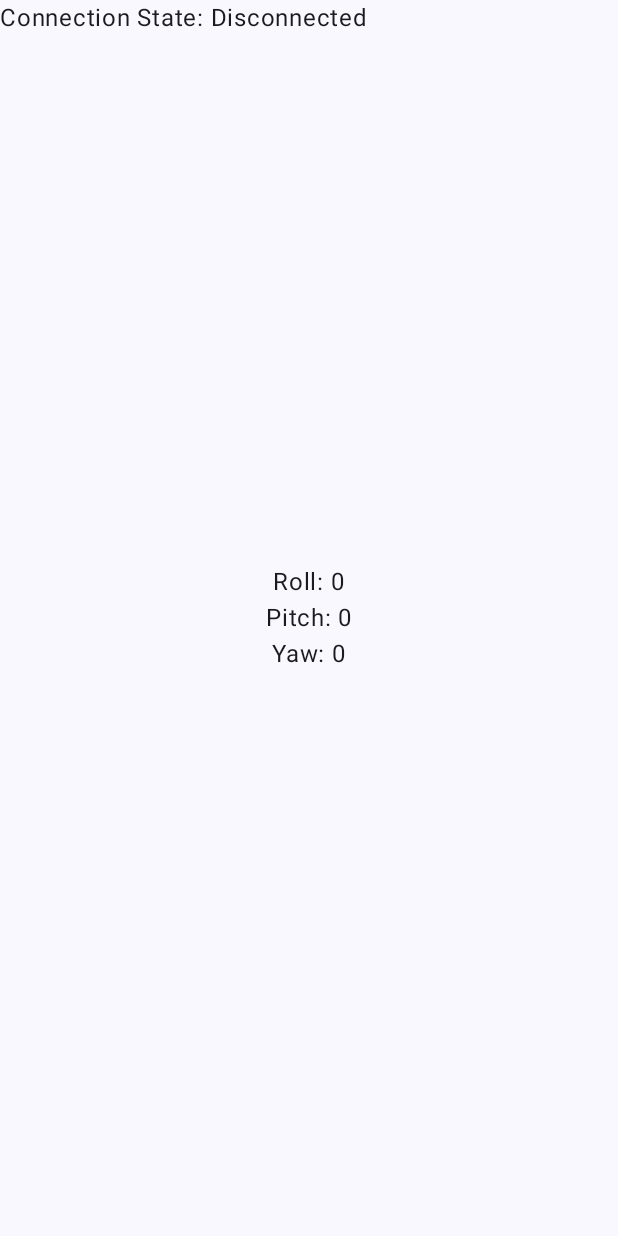
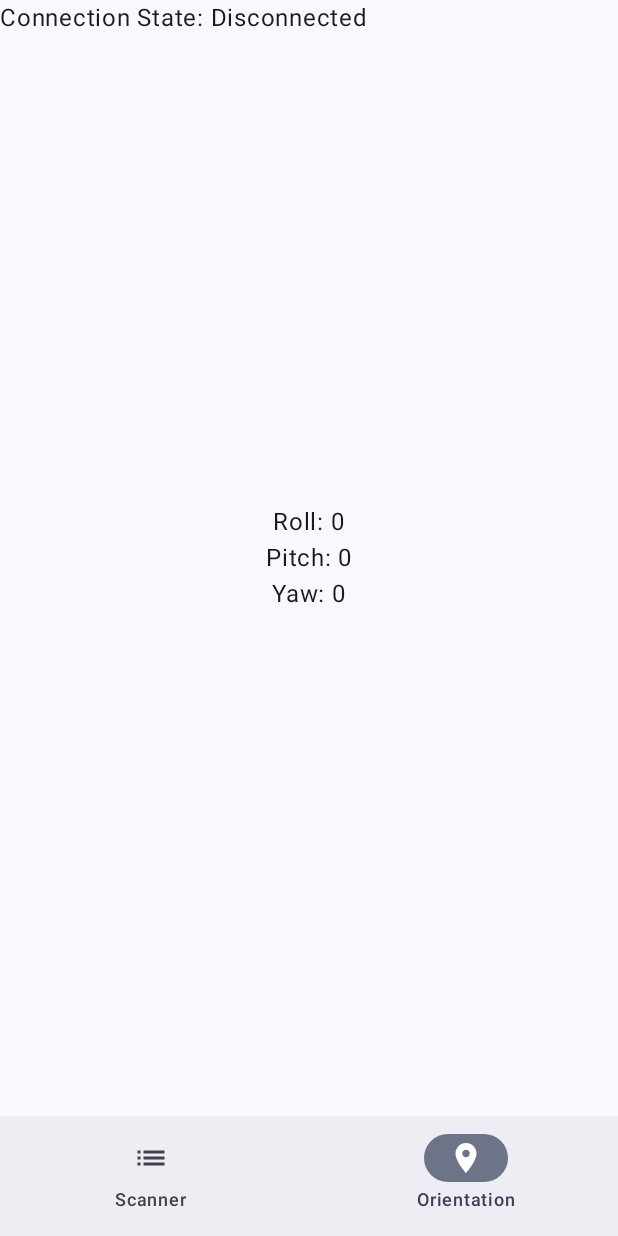
Before and after one commit to edwin98thompson/SkataBase.Android, an Android app built with Jetpack Compose: the OrientationScreen screen opened through its navigation route, on a phone screen of 412 x 824 dp. Run offline under Robolectric (Android 15) with nearby library versions, the phone set to English and light mode, and no system bars.

Commit message:
Update navigation and filtering logic for BLE device discovery.
- Implement a `BottomNavigationBar` in `MainActivity` using a `Scaffold` to switch between `Scanner` and `Orientation` screens.
- Add a filtering mechanism in `BLEManager` to only show devices with names containing "skate" (case-insensitive).
- Increase `minSdk` to 31 to align with modern Bluetooth permission requirements.
- Clean up unused imports and refactor permission request logic in `MainActivity`.
- Introduce a `Screen` sealed class to centralize route management and UI metadata.

```diff
--- a/app/build.gradle.kts
+++ b/app/build.gradle.kts
@@ -10,7 +10,7 @@ android {
 
     defaultConfig {
         applicationId = "com.example.myfirstapp"
-        minSdk = 24
+        minSdk = 31
         targetSdk = 35
         versionCode = 1
         versionName = "1.0"
--- a/app/src/main/java/com/example/myfirstapp/MainActivity.kt
+++ b/app/src/main/java/com/example/myfirstapp/MainActivity.kt
@@ -1,19 +1,24 @@
 package com.example.myfirstapp
 
 import android.Manifest
-import android.os.Build
 import android.os.Bundle
-import android.util.Log
 import androidx.activity.ComponentActivity
 import androidx.activity.compose.setContent
 import androidx.activity.result.contract.ActivityResultContracts
-import androidx.annotation.RequiresApi
-import androidx.compose.material3.MaterialTheme
-import androidx.compose.material3.Surface
+import androidx.compose.foundation.layout.padding
+import androidx.compose.material.icons.Icons
+import androidx.compose.material.icons.filled.List
+import androidx.compose.material.icons.filled.Place
+import androidx.compose.material3.*
+import androidx.compose.runtime.getValue
+import androidx.compose.ui.Modifier
 import androidx.lifecycle.viewmodel.compose.viewModel
-import androidx.navigation.compose.rememberNavController
+import androidx.navigation.NavDestination.Companion.hierarchy
+import androidx.navigation.NavGraph.Companion.findStartDestination
 import androidx.navigation.compose.NavHost
 import androidx.navigation.compose.composable
+import androidx.navigation.compose.currentBackStackEntryAsState
+import androidx.navigation.compose.rememberNavController
 import com.example.myfirstapp.ble.BLEManager
 import com.example.myfirstapp.repository.BluetoothRepository
 import com.example.myfirstapp.screens.BLEScannerScreen
@@ -28,62 +33,83 @@ class MainActivity : ComponentActivity() {
 
     private lateinit var bleManager: BLEManager
     private lateinit var repository: BluetoothRepository
-    private lateinit var scannerViewModel: ScannerViewModel
 
     override fun onCreate(savedInstanceState: Bundle?) {
         super.onCreate(savedInstanceState)
 
+        // Initialize core logic
         bleManager = BLEManager(applicationContext)
         repository = BluetoothRepository(bleManager)
-        scannerViewModel = ScannerViewModel(repository)
-
 
         requestBluetoothPermissions()
 
         setContent {
-
+            MyFirstAppTheme {
                 val navController = rememberNavController()
 
-            MyFirstAppTheme {
+                // Define the tabs
+                val items = listOf(
+                    Screen.Scanner,
+                    Screen.Orientation
+                )
 
+                Scaffold(
+                    bottomBar = {
+                        NavigationBar {
+                            val navBackStackEntry by navController.currentBackStackEntryAsState()
+                            val currentDestination = navBackStackEntry?.destination
+
+                            items.forEach { screen ->
+                                NavigationBarItem(
+                                    icon = { Icon(screen.icon, contentDescription = null) },
+                                    label = { Text(screen.label) },
+                                    selected = currentDestination?.hierarchy?.any { it.route == screen.route } == true,
+                                    onClick = {
+                                        navController.navigate(screen.route) {
+                                            // Pop up to the start destination of the graph to
+                                            // avoid building up a large stack of destinations
+                                            popUpTo(navController.graph.findStartDestination().id) {
+                                                saveState = true
+                                            }
+                                            // Avoid multiple copies of the same destination when
+                                            // reselecting the same item
+                                            launchSingleTop = true
+                                            // Restore state when reselecting a previously selected item
+                                            restoreState = true
+                                        }
+                                    }
+                                )
+                            }
+                        }
+                    }
+                ) { innerPadding ->
                     Surface(
+                        modifier = Modifier.padding(innerPadding),
                         color = MaterialTheme.colorScheme.background
                     ) {
-
                         NavHost(
                             navController = navController,
-                        startDestination = "scanner"
+                            startDestination = Screen.Scanner.route
                         ) {
-
-                        composable("scanner") {
-
-                            val scannerViewModel: ScannerViewModel =
-                                viewModel(
+                            composable(Screen.Scanner.route) {
+                                val scannerViewModel: ScannerViewModel = viewModel(
                                     factory = ScannerViewModelFactory(repository)
                                 )
-
                                 BLEScannerScreen(
                                     viewModel = scannerViewModel,
                                     onConnected = {
-
-                                    Log.d("NAV", "Navigating to orientation")
-
-                                    navController.navigate("orientation")
+                                        // Automatically switch to orientation tab on connect
+//                                        navController.navigate(Screen.Orientation.route)
                                     }
                                 )
                             }
 
-
-                        composable("orientation") {
-
-                            val orientationViewModel: OrientationViewModel =
-                                viewModel(
+                            composable(Screen.Orientation.route) {
+                                val orientationViewModel: OrientationViewModel = viewModel(
                                     factory = OrientationViewModelFactory(repository)
                                 )
-
-                            OrientationScreen(
-                                viewModel = orientationViewModel
-                            )
+                                OrientationScreen(viewModel = orientationViewModel)
+                            }
                         }
                     }
                 }
@@ -91,33 +117,21 @@ class MainActivity : ComponentActivity() {
         }
     }
 
-    @RequiresApi(Build.VERSION_CODES.S)
     private fun requestBluetoothPermissions() {
-        val permissions = mutableListOf(
+        val permissions = arrayOf(
             Manifest.permission.BLUETOOTH_SCAN,
             Manifest.permission.BLUETOOTH_CONNECT,
             Manifest.permission.ACCESS_FINE_LOCATION
         )
-
-        // Optional but sometimes required on older Android versions
-
         val permissionLauncher = registerForActivityResult(
             ActivityResultContracts.RequestMultiplePermissions()
-        ) { result ->
-            val allGranted = result.values.all { it }
-//            if (!allGranted) {
-//                // You can handle permission denial more gracefully here
-//                bleManager.setListener(object : BLEManager.BLEListener {
-//                    override fun onDeviceFound(device: com.example.myfirstapp.model.BLEDevice) {}
-//                    override fun onConnected() {}
-//                    override fun onDisconnected() {}
-//                    override fun onError(message: String) {
-//                        // Optional: handle error display in UI if needed
-//                    }
-//                })
-//            }
+        ) { _ -> }
+        permissionLauncher.launch(permissions)
+    }
 }
 
-        permissionLauncher.launch(permissions.toTypedArray())
+// Helper class to manage screen routes and icons
+sealed class Screen(val route: String, val label: String, val icon: androidx.compose.ui.graphics.vector.ImageVector) {
+    object Scanner : Screen("scanner", "Scanner", Icons.Default.List)
+    object Orientation : Screen("orientation", "Orientation", Icons.Default.Place)
 }
-}
--- a/app/src/main/java/com/example/myfirstapp/ble/BLEManager.kt
+++ b/app/src/main/java/com/example/myfirstapp/ble/BLEManager.kt
@@ -17,6 +17,7 @@ import kotlinx.coroutines.flow.MutableStateFlow
 import kotlinx.coroutines.flow.asStateFlow
 import java.nio.ByteBuffer
 import java.nio.ByteOrder
+import kotlin.text.contains
 
 class BLEManager(private val context: Context) {
     var isScanning = mutableStateOf(false)
@@ -57,10 +58,21 @@ class BLEManager(private val context: Context) {
         override fun onScanResult(callbackType: Int, result: ScanResult) {
             val device = result.device
             val address = device.address
-            if (!scanResults.containsKey(address)) {
-                val bleDevice = BLEDevice(device.name, address, device)
-                scanResults[address] = bleDevice
-                _devices.value = scanResults.values.toList()
+
+            // Get the name, defaulting to "Unknown" if null
+            val deviceName = device.name ?: "Unknown"
+
+            // 2. Check if the name contains your specific string (case-insensitive)
+            if (deviceName.contains("skate", ignoreCase = true)) {
+                if (!scanResults.containsKey(address)) {
+                    Log.d("BLEManager", "Found matching device: $deviceName ($address)")
+
+                    val bleDevice = BLEDevice(deviceName, address, device)
+                    scanResults[address] = bleDevice
+
+                    // Update the StateFlow list for the UI
+                    _devices.value = scanResults.values.toList()
+                }
             }
         }
 
--- a/app/src/main/java/com/example/myfirstapp/viewmodel/OrientationViewModel.kt
+++ b/app/src/main/java/com/example/myfirstapp/viewmodel/OrientationViewModel.kt
@@ -6,7 +6,6 @@ import com.example.myfirstapp.model.Orientation
 import com.example.myfirstapp.repository.BluetoothRepository
 import kotlinx.coroutines.flow.MutableStateFlow
 import kotlinx.coroutines.flow.asStateFlow
-import kotlinx.coroutines.flow.update
 import kotlinx.coroutines.launch
 
 class OrientationViewModel(
```
Lines whose indentation alone changed are shown as unchanged.
